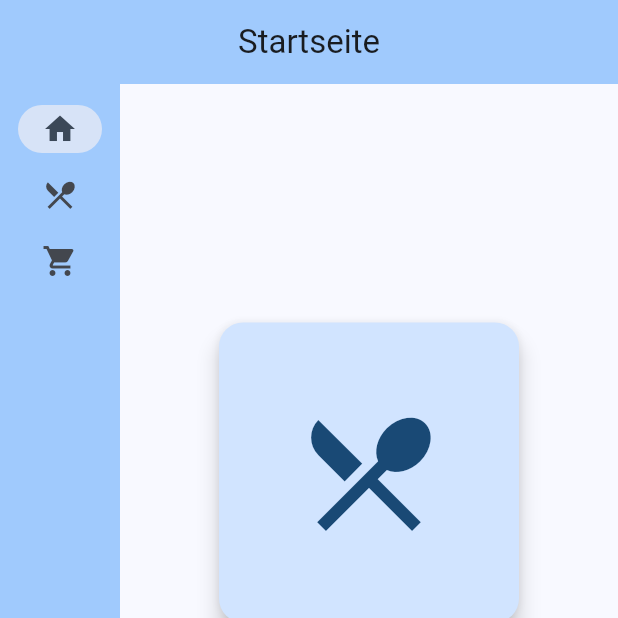
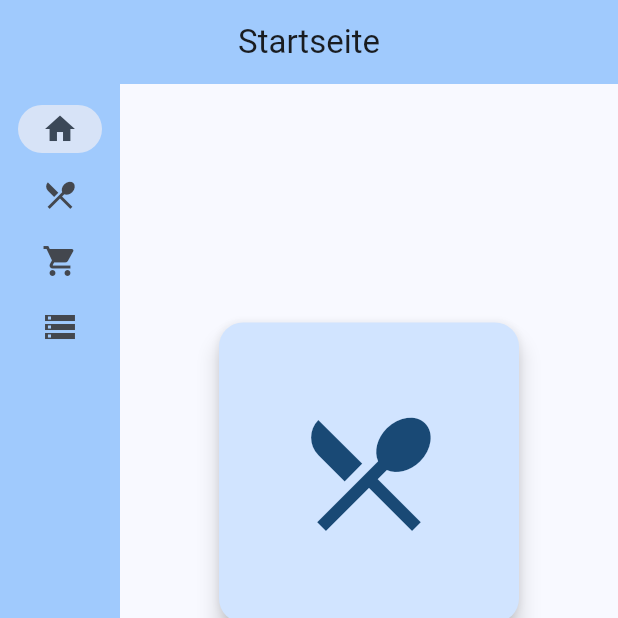
Before and after one commit to Jan-Abben/MeineApp, a Flutter app: the screen it shows after launch, on a phone screen of 412 x 824 dp, the top half of it. Run offline on Flutter 3.47's test engine with Material 3 defaults, Android fonts, the phone set to English and light mode, and no system bars; our stand-ins replace cloud_firestore, firebase_core; accounts and stored records are empty.

Commit message:
improved Navigation Rail, added FoodDatabase page

```diff
--- a/lib/main.dart
+++ b/lib/main.dart
@@ -2,26 +2,58 @@ import 'package:flutter/material.dart';
 import 'package:meine_app/views/homepage.dart';
 import 'package:meine_app/views/food_tracking.dart';
 import 'package:meine_app/views/shopping.dart';
+import 'package:meine_app/views/food_database.dart';
 
 //Firebase
 import 'package:firebase_core/firebase_core.dart';
 import 'package:cloud_firestore/cloud_firestore.dart';
 import 'firebase_options.dart';
 
+//Hilfsklassen und Methoden
+class PageItem {
+  final String title;
+  final Widget page;
+  final IconData icon;
+
+  const PageItem({required this.title, required this.page, required this.icon});
+}
+
+/* Roadmap:
+
+Lebensmitteldatenbank aufbauen:
+- Lebensmittel/Gericht hinzufügen
+
+Einkaufen:
+- Einkaufslisten erstellen
+  - Lebensmittel/Gericht hinzufügen
+  - Mengenangaben hinzufügen
+
+- Einkaufliste ansehen
+  -Dinge von der Liste abhaken
+  -Einkaufliste löschen (eventuell langfristig speichern?)
+
+
+Food Tracking:
+- Lebensmittel/Gericht bei einem Tag hinzufügen
+- Nährwerte berechnen lassen
+- vergleich mit Zielvorgaben
+- Alles langfristig speichern (Verlauf anzeigen)
+
+
+
+
+
+*/
 
 Future<void> main() async {
-
-
   WidgetsFlutterBinding.ensureInitialized();
-  await Firebase.initializeApp(
-    options: DefaultFirebaseOptions.currentPlatform,
-  );
-
+  await Firebase.initializeApp(options: DefaultFirebaseOptions.currentPlatform);
 
   print("Firebase initialized!!!");
 
- final db = FirebaseFirestore.instance;
+  final db = FirebaseFirestore.instance;
 
+  /*
   await db
     .collection("Lebensmittelverfolgung")
     .doc("test")
@@ -29,14 +61,12 @@ Future<void> main() async {
 
   print("Write success!!!");
 
-
-
-
+ */
 
   await db.collection("Lebensmittelverfolgung").get().then((event) {
-  for (var doc in event.docs) {
-    print("${doc.id} => ${doc.data()}");
-  }
+    for (var doc in event.docs) {
+      print("${doc.id} => ${doc.data()}");
+    }
   });
 
   await db.collection("Lebensmittelverfolgung").doc("test").get().then((doc) {
@@ -45,13 +75,9 @@ Future<void> main() async {
     } else {
       print("No such document!");
     }
-    });
+  });
 
   print("Read success!!!");
-
-
-
-
 
   runApp(const MyApp());
 }
@@ -65,14 +91,11 @@ class MyApp extends StatelessWidget {
     return MaterialApp(
       title: 'Meine App',
       theme: ThemeData(
-
         colorScheme: ColorScheme.fromSeed(seedColor: Colors.blue),
       ),
       home: const CurrentPage(title: 'Startseite'),
     );
   }
-
-
 }
 
 class CurrentPage extends StatefulWidget {
@@ -95,41 +118,46 @@ class CurrentPage extends StatefulWidget {
 
 class _CurrentPageState extends State<CurrentPage> {
 
+  final pages = [
+    PageItem(
+      title: 'Startseite',
+      icon: Icons.home,
+      page: const HomePage()
+      ),
+    PageItem(
+      title: 'Lebensmittelverfolgung',
+      icon: Icons.local_dining,
+      page: const FoodTracking(),
+    ),
+    PageItem(
+      title: 'Einkaufen',
+      icon: Icons.local_grocery_store,
+      page: const Shopping(),
+    ),
+    PageItem(
+      title: 'Lebensmittel-Datenbank',
+      icon: Icons.storage,
+      page: const FoodDatabase(),
+    ),
+  ];
 
+  int selectedIndex = 0;
 
-  var selectedIndex = 0;
 
   @override
   Widget build(BuildContext context) {
-    // This method is rerun every time setState is called, for instance as done
-    // by the _incrementCounter method above.
+    // This method is rerun every time setState is called
     //
     // The Flutter framework has been optimized to make rerunning build methods
     // fast, so that you can just rebuild anything that needs updating rather
     // than having to individually change instances of widgets.
 
-    Widget page;
-    switch (selectedIndex) {
-      case 0:
-        page = HomePage();
-        break;
-      case 1:
-        page = FoodTracking();
-        break;
-      case 2:
-        page = Shopping();
-        break;
-      default:
-        page = Text("Seite nicht gefunden");
-        print("Error: no page found");
-    }
-
+    Widget page = pages[selectedIndex].page;
 
     return Scaffold(
       appBar: AppBar(
-
         backgroundColor: Theme.of(context).colorScheme.inversePrimary,
-        title: Center(child: Text(widget.title)),
+        title: Center(child: Text(pages[selectedIndex].title)),
       ),
       body: Row(
         spacing: 0,
@@ -138,33 +166,23 @@ class _CurrentPageState extends State<CurrentPage> {
             child: NavigationRail(
               backgroundColor: Theme.of(context).colorScheme.inversePrimary,
               extended: false,
-              destinations: [
-                NavigationRailDestination(
-                  icon: Icon(Icons.home),
-                  label: Text('Startseite')
-                ),
-                NavigationRailDestination(
-                  icon: Icon(Icons.local_dining),
-                  label: Text('Ernährung')
-                ),
-                NavigationRailDestination(
-                  icon: Icon(Icons.local_grocery_store,),
-                  label: Text('Einkaufen')
-                )
-              ],
+              destinations: pages.map((item) {
+                return NavigationRailDestination(
+                  icon: Icon(item.icon),
+                  label: Text(item.title),
+                );
+              }).toList(),
               selectedIndex: selectedIndex,
               onDestinationSelected: (index) {
                 setState(() {
                   selectedIndex = index;
                 });
               },
-              )
             ),
+          ),
 
           //Page switches to the selected page in the Destination Rail
-          Expanded(
-            child: page
-          ),
+          Expanded(child: page),
         ],
       ),
     );
--- /dev/null
+++ b/lib/views/food_database.dart
@@ -0,0 +1,15 @@
+import 'package:flutter/material.dart';
+
+class FoodDatabase extends StatefulWidget {
+  const FoodDatabase({super.key});
+
+  @override
+  State<FoodDatabase> createState() => _FoodDatabaseState();
+}
+
+class _FoodDatabaseState extends State<FoodDatabase> {
+  @override
+  Widget build(BuildContext context) {
+    return Text("Lebensmittel-Datenbank");
+  }
+}
```
